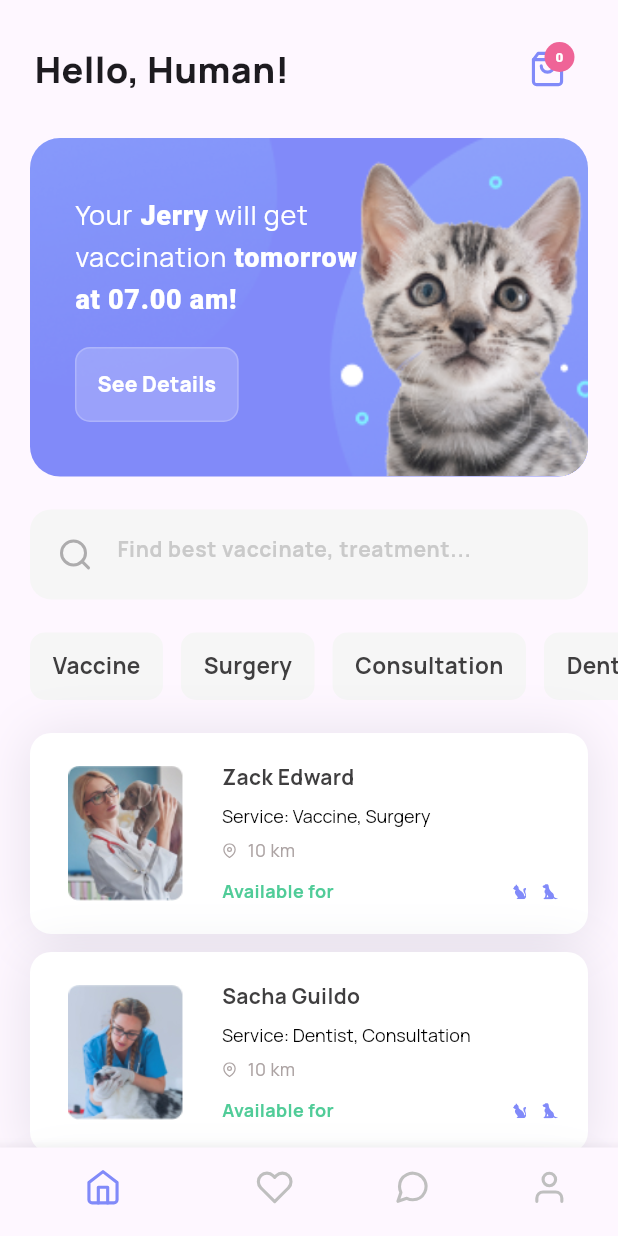
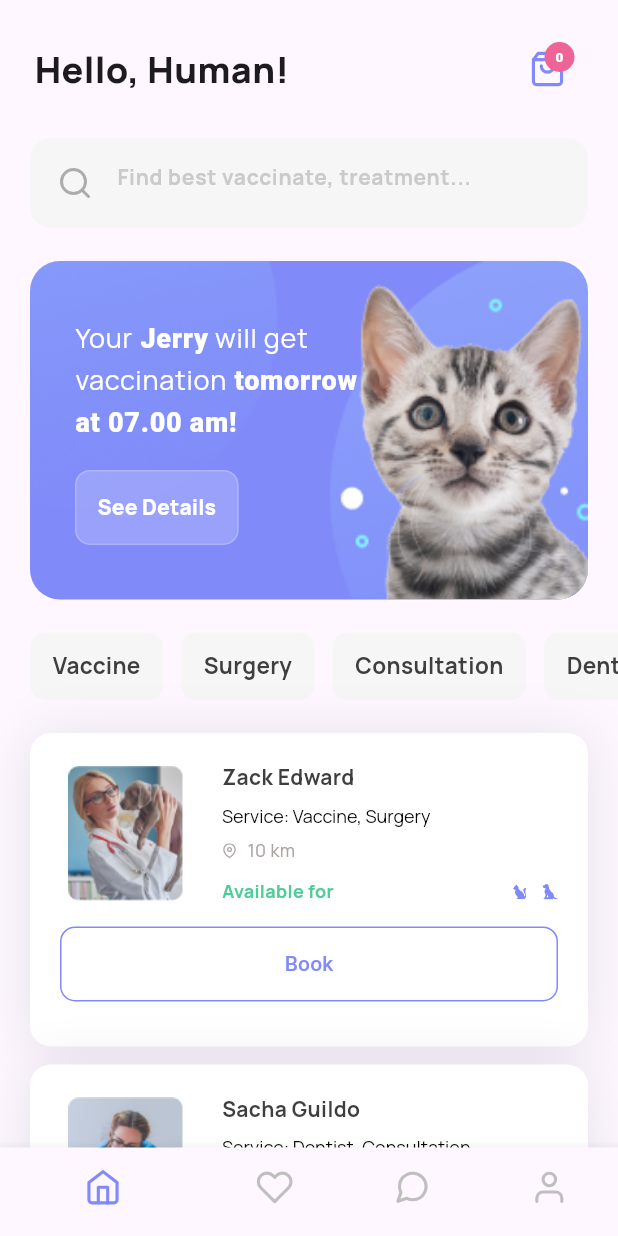
Before and after one commit to humaidiar/healthypet_app, a Flutter app: the HomeScreen screen opened directly, on a phone screen of 412 x 824 dp. Run offline on Flutter 3.47's test engine with Material 2 defaults, Android fonts, the light colour scheme and no system bars; our stand-ins replace feather_icons, flutter_svg, google_fonts.

Commit message:
update button

```diff
--- a/lib/screens/home_screen.dart
+++ b/lib/screens/home_screen.dart
@@ -61,11 +61,11 @@ class _HomeScreenState extends State<HomeScreen> {
               const SizedBox(
                 height: 22,
               ),
-              cardDisplay(),
+              searchBar(),
               const SizedBox(
                 height: 22,
               ),
-              searchBar(),
+              cardDisplay(),
               const SizedBox(
                 height: 22,
               ),
@@ -123,11 +123,14 @@ class _HomeScreenState extends State<HomeScreen> {
                   blurRadius: 30,
                   offset: const Offset(0, 2))
             ]),
-        child: Row(
+        child: Column(
+          children: [
+            Row(
               children: [
                 Container(
                   clipBehavior: Clip.hardEdge,
-              decoration: BoxDecoration(borderRadius: BorderRadius.circular(8)),
+                  decoration:
+                      BoxDecoration(borderRadius: BorderRadius.circular(8)),
                   child: Image.asset(
                     'assets/images/${doctorModel.image}',
                     width: 88,
@@ -155,7 +158,8 @@ class _HomeScreenState extends State<HomeScreen> {
                       ),
                       RichText(
                           text: TextSpan(
-                          text: "Service: ${doctorModel.services.join(', ')}",
+                              text:
+                                  "Service: ${doctorModel.services.join(', ')}",
                               style: GoogleFonts.manrope(
                                   fontSize: 12, color: Colors.black))),
                       const SizedBox(
@@ -198,7 +202,24 @@ class _HomeScreenState extends State<HomeScreen> {
                       )
                     ],
                   ),
-            )
+                ),
+              ],
+            ),
+            const SizedBox(height: 15),
+            OutlinedButton(
+                onPressed: () {},
+                style: OutlinedButton.styleFrom(
+                  shape: RoundedRectangleBorder(
+                    borderRadius: BorderRadius.circular(10),
+                  ),
+                  foregroundColor: activeColorBG,
+                  minimumSize: const Size.fromHeight(50),
+                  side: const BorderSide(
+                    color: activeColorBG,
+                  ),
+                ),
+                child: const Text("Book")),
+            const SizedBox(height: 10),
           ],
         ),
       ),
```
Also changed, not shown: lib/components/back_app_bar.dart (+3 -4 lines). Lines whose indentation alone changed are shown as unchanged.
